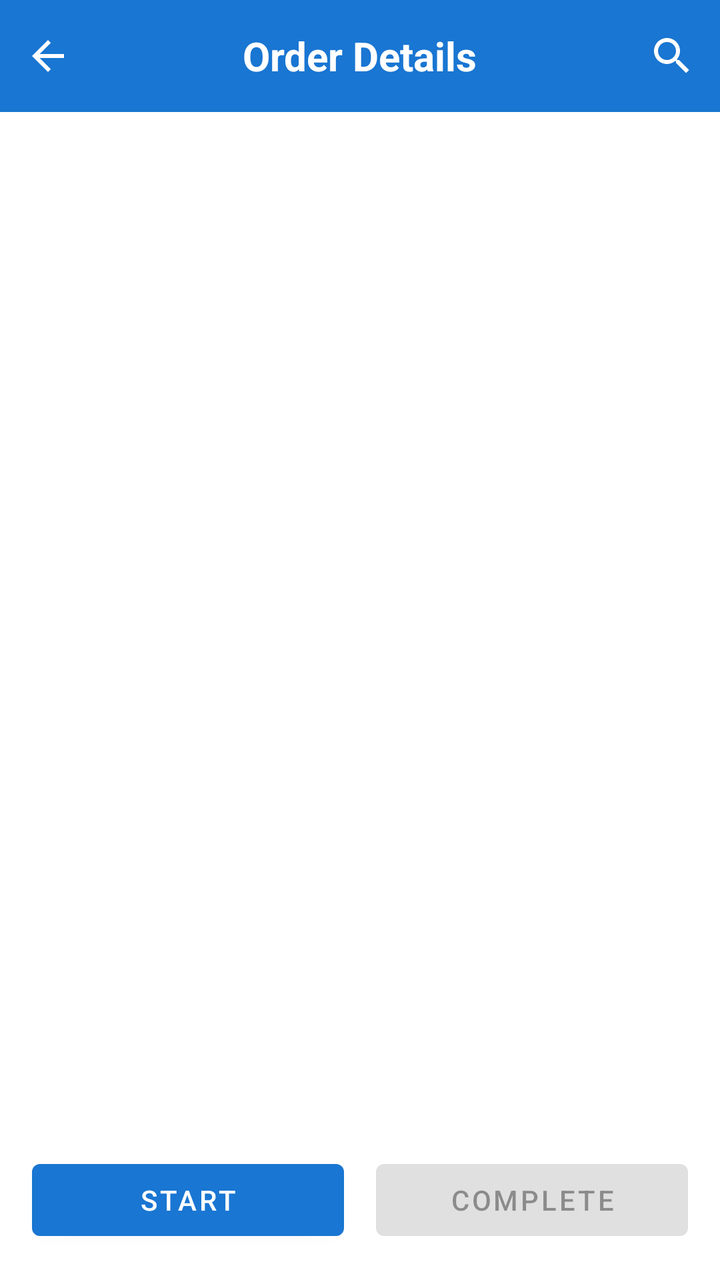
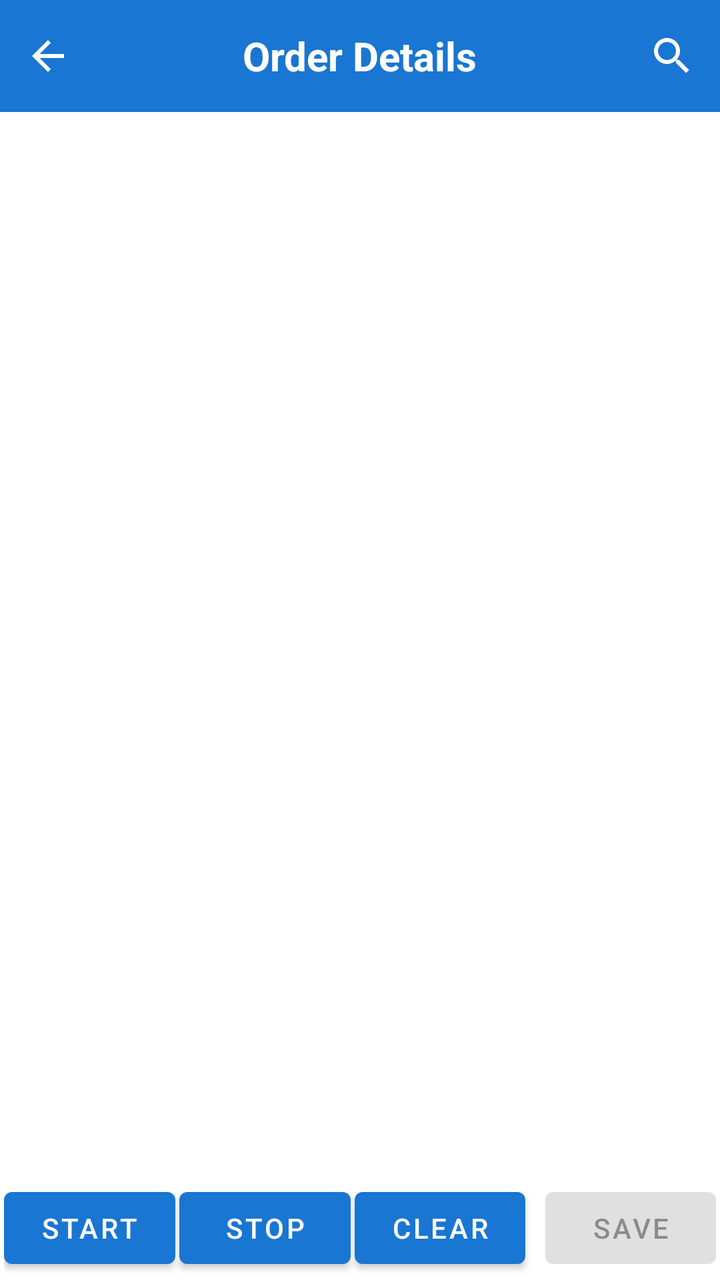

Compare the two renders of this Android layout. The source of the first and the diff that turns it into the second are given below.
<!-- AndroidManifest.xml: application theme AppTheme -->
<!-- res/layout/fragment_picking_order_child.xml -->
<?xml version="1.0" encoding="utf-8"?>
<LinearLayout xmlns:android="http://schemas.android.com/apk/res/android"
    android:layout_width="match_parent"
    android:layout_height="match_parent"
    xmlns:app="http://schemas.android.com/apk/res-auto"
    android:orientation="vertical">

    <com.google.android.material.appbar.AppBarLayout
        android:id="@+id/appBarLayout"
        android:layout_width="match_parent"
        android:layout_height="wrap_content">

        <androidx.appcompat.widget.Toolbar
            android:id="@+id/toolbar"
            android:layout_width="match_parent"
            android:layout_height="?attr/actionBarSize"
            android:background="?attr/colorPrimary"
            app:contentInsetLeft="0dp"
            app:contentInsetStart="0dp"
            app:popupTheme="@style/ThemeOverlay.AppCompat.Light"
            app:theme="@style/ThemeOverlay.AppCompat.Dark.ActionBar">

            <FrameLayout
                android:layout_width="match_parent"
                android:layout_height="match_parent">

                <ImageView
                    android:id="@+id/ivBack"
                    android:layout_width="48dp"
                    android:layout_height="match_parent"
                    android:layout_gravity="start"
                    android:background="?attr/selectableItemBackgroundBorderless"
                    android:padding="12dp"
                    android:src="@drawable/ic_arrow_back"
                    app:tint="@android:color/white"/>

                <TextView
                    android:id="@+id/toolbar_title"
                    android:layout_width="wrap_content"
                    android:layout_height="wrap_content"
                    android:layout_gravity="center"
                    android:text="Order Details"
                    android:textColor="@android:color/white"
                    android:textSize="20sp"
                    android:textStyle="bold"/>

                <androidx.appcompat.widget.SearchView
                    android:id="@+id/searchView"
                    android:layout_width="wrap_content"
                    android:layout_height="match_parent"
                    android:layout_gravity="end"
                    app:iconifiedByDefault="true"
                    app:queryHint="Search item..."
                    android:theme="@style/SearchViewStyle"/>

            </FrameLayout>

        </androidx.appcompat.widget.Toolbar>

    </com.google.android.material.appbar.AppBarLayout>

    <LinearLayout
        android:layout_width="match_parent"
        android:layout_height="wrap_content"
        android:orientation="vertical"
        android:padding="16dp"
        android:background="@android:color/white">

        <TextView
            android:id="@+id/tvOrderNo"
            android:layout_width="match_parent"
            android:layout_height="wrap_content"
            android:textSize="18sp"
            android:textStyle="bold"
            android:layout_marginBottom="8dp"/>

        <TextView
            android:id="@+id/tvCustomer"
            android:layout_width="match_parent"
            android:layout_height="wrap_content"
            android:textSize="16sp"
            android:layout_marginBottom="4dp"/>

        <TextView
            android:id="@+id/tvOrderDate"
            android:layout_width="match_parent"
            android:layout_height="wrap_content"
            android:textSize="16sp"
            android:layout_marginBottom="16dp"/>

    </LinearLayout>

    <FrameLayout
        android:layout_width="match_parent"
        android:layout_height="0dp"
        android:layout_weight="1">

        <ListView
            android:id="@+id/listView"
            android:layout_width="match_parent"
            android:layout_height="match_parent"
            android:divider="@android:color/darker_gray"
            android:dividerHeight="1dp"
            android:padding="8dp"/>

        <LinearLayout
            android:id="@+id/emptyView"
            android:layout_width="match_parent"
            android:layout_height="match_parent"
            android:gravity="center"
            android:orientation="vertical"
            android:visibility="gone">

            <ImageView
                android:layout_width="64dp"
                android:layout_height="64dp"
                android:src="@drawable/ic_empty_box"
                android:alpha="0.5"/>

            <TextView
                android:layout_width="wrap_content"
                android:layout_height="wrap_content"
                android:layout_marginTop="16dp"
                android:text="No items found"
                android:textSize="16sp"/>
        </LinearLayout>

        <ProgressBar
            android:id="@+id/progressBar"
            android:layout_width="wrap_content"
            android:layout_height="wrap_content"
            android:layout_gravity="center"
            android:visibility="gone"/>

    </FrameLayout>

    <LinearLayout
        android:layout_width="match_parent"
        android:layout_height="wrap_content"
        android:orientation="horizontal"
        android:padding="16dp"
        android:background="@android:color/white">

        <Button
            android:id="@+id/btnStart"
            android:layout_width="0dp"
            android:layout_height="wrap_content"
            android:layout_weight="1"
            android:text="Start"
            android:layout_marginEnd="8dp"/>

        <Button
            android:id="@+id/btnComplete"
            android:layout_width="0dp"
            android:layout_height="wrap_content"
            android:layout_weight="1"
            android:text="Complete"
            android:enabled="false"
            android:layout_marginStart="8dp"/>

    </LinearLayout>

</LinearLayout>
<!-- resources referenced by this layout -->
<resources>
  <!-- drawable ic_arrow_back (drawable) -->
  <?xml version="1.0" encoding="utf-8"?>
  <vector xmlns:android="http://schemas.android.com/apk/res/android"
      android:width="24dp"
      android:height="24dp"
      android:viewportWidth="24"
      android:viewportHeight="24">
      <path
          android:fillColor="#FFFFFF"
          android:pathData="M20,11H7.83l5.59,-5.59L12,4l-8,8 8,8 1.41,-1.41L7.83,13H20v-2z"/>
  </vector>
  <!-- drawable ic_empty_box: png bitmap (drawable, 5607 bytes) -->
  <style name="SearchViewStyle" parent="Widget.AppCompat.SearchView">
          
          <item name="android:background">@android:color/transparent</item>
          
          <item name="android:textColor">@android:color/white</item>
          
          <item name="android:textColorHint">@android:color/white</item>
          
          <item name="android:tint">@android:color/white</item>
      </style>
  <style name="AppTheme" parent="Theme.MaterialComponents.Light.DarkActionBar">
          <item name="colorPrimary">@color/colorPrimary</item>
          <item name="colorPrimaryDark">@color/colorPrimaryDark</item>
          <item name="colorAccent">@color/colorAccent</item>
      </style>
  <color name="colorPrimary">#1976D2</color>
  <color name="colorPrimaryDark">#1565C0</color>
  <color name="colorAccent">#FFC107</color>
</resources>

<!-- the commit's change to res/layout/fragment_picking_order_child.xml (unified diff, before → after) -->
@@ -85,9 +85,39 @@
             android:id="@+id/tvOrderDate"
             android:layout_width="match_parent"
             android:layout_height="wrap_content"
-            android:textSize="16sp"
-            android:layout_marginBottom="16dp"/>
-
+            android:textSize="16sp"/>
+
+    </LinearLayout>
+    <LinearLayout
+        android:id="@+id/view_readtag"
+        android:layout_width="0dp"
+        android:layout_height="0dp"
+        android:visibility="invisible">
+        <TextView
+            android:id="@+id/tv_count"
+            android:layout_width="0dp"
+            android:layout_height="0dp"
+            android:visibility="invisible"></TextView>
+        <TextView
+            android:id="@+id/tv_time"
+            android:layout_width="0dp"
+            android:layout_height="0dp"
+            android:visibility="invisible"></TextView>
+        <TextView
+            android:id="@+id/tv_total"
+            android:layout_width="0dp"
+            android:layout_height="0dp"
+            android:visibility="invisible"></TextView>
+        <EditText
+            android:id="@+id/etTime"
+            android:layout_weight="1"
+            android:layout_width="0dp"
+            android:layout_height="0dp"
+            android:hint="99999999"
+            android:inputType="numberDecimal"
+            android:maxLength="10"
+            android:singleLine="true"
+            android:visibility="invisible" />
     </LinearLayout>
 
     <FrameLayout
@@ -138,23 +168,37 @@
         android:layout_width="match_parent"
         android:layout_height="wrap_content"
         android:orientation="horizontal"
-        android:padding="16dp"
-        android:background="@android:color/white">
-
-        <Button
-            android:id="@+id/btnStart"
-            android:layout_width="0dp"
-            android:layout_height="wrap_content"
+        android:padding="2dp">
+
+        <Button
+            android:id="@+id/btnScanRFID"
+            android:layout_width="wrap_content"
+            android:layout_height="match_parent"
             android:layout_weight="1"
             android:text="Start"
-            android:layout_marginEnd="8dp"/>
-
-        <Button
-            android:id="@+id/btnComplete"
-            android:layout_width="0dp"
-            android:layout_height="wrap_content"
-            android:layout_weight="1"
-            android:text="Complete"
+            android:layout_marginEnd="2dp"/>
+        <Button
+            android:id="@+id/btnStop"
+            android:layout_width="wrap_content"
+            android:layout_height="wrap_content"
+            android:layout_weight="1"
+            android:text="Stop"
+            android:layout_marginEnd="2dp"/>
+        <Button
+            android:id="@+id/btnClear"
+            android:layout_width="wrap_content"
+            android:layout_height="wrap_content"
+            android:layout_weight="1"
+            android:text="Clear"
+            android:layout_marginEnd="2dp"/>
+
+
+        <Button
+            android:id="@+id/btnConfirm"
+            android:layout_width="wrap_content"
+            android:layout_height="wrap_content"
+            android:layout_weight="1"
+            android:text="Save"
             android:enabled="false"
             android:layout_marginStart="8dp"/>
 
